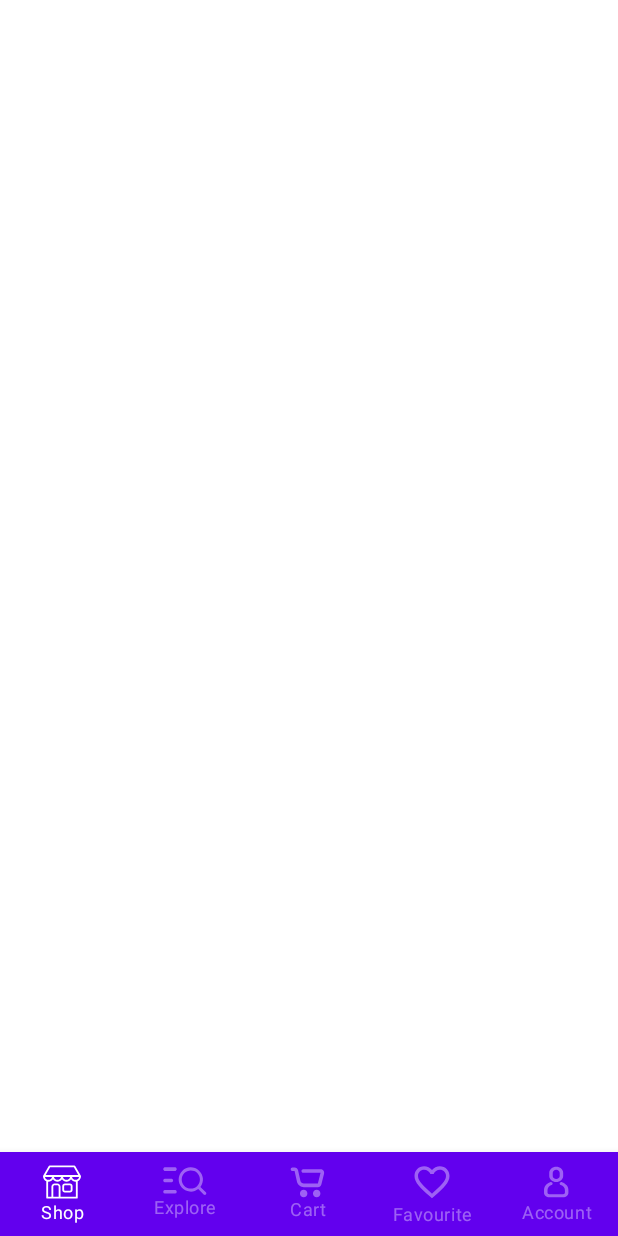
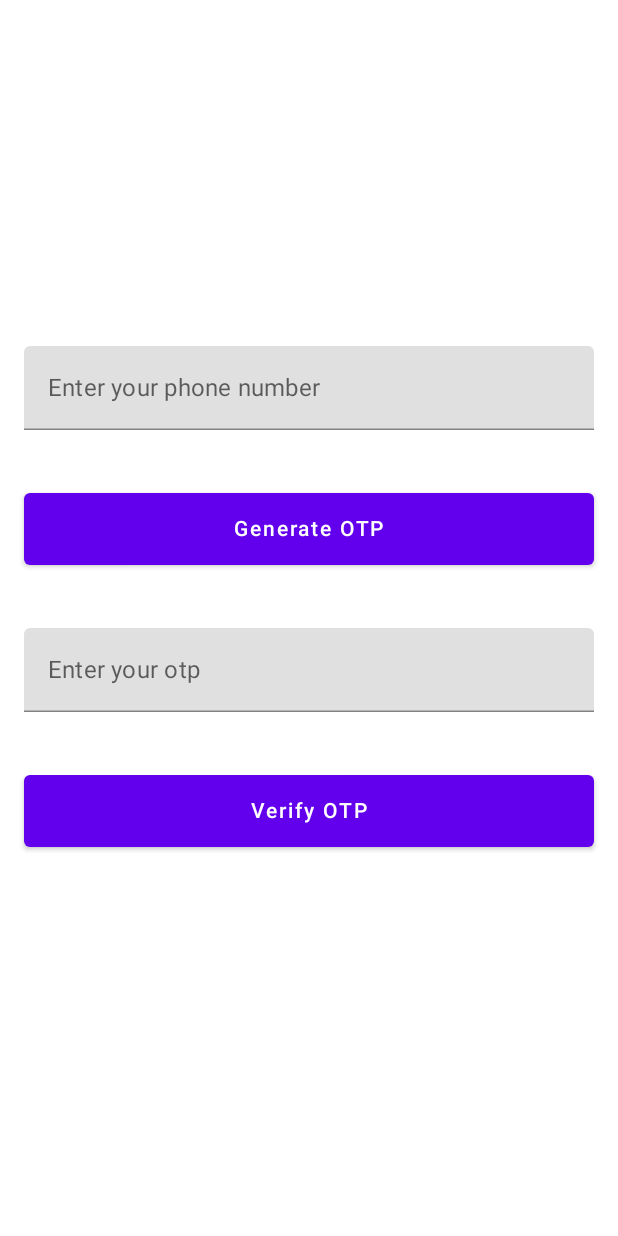
Before and after one commit to Uchiha-SR/MyApplication_Superest, an Android app built with Jetpack Compose: the screen it shows after launch (MainActivity), after a tap on "GET STARTED", on a phone screen of 412 x 824 dp. Run offline under Robolectric (Android 15) with nearby library versions, the phone set to English and light mode, and no system bars; our stand-ins replace Firebase (no records; nobody signed in at launch, a user with empty details on screens opened directly).

```diff
--- a/app/src/main/java/dev/android/myapplication_superest/MainActivity.kt
+++ b/app/src/main/java/dev/android/myapplication_superest/MainActivity.kt
@@ -5,12 +5,14 @@ import androidx.activity.ComponentActivity
 import androidx.activity.compose.setContent
 
 import androidx.navigation.compose.rememberNavController
+import com.google.firebase.FirebaseApp
 import dev.android.myapplication_superest.graphs.RootNavigationGraph
 import dev.android.myapplication_superest.ui.theme.MyApplication_SuperestTheme
 
 class MainActivity : ComponentActivity() {
     override fun onCreate(savedInstanceState: Bundle?) {
         super.onCreate(savedInstanceState)
+        FirebaseApp.initializeApp(this);
         setContent {
             MyApplication_SuperestTheme {
                 // A surface container using the 'background' color from the theme
--- a/app/src/main/java/dev/android/myapplication_superest/graphs/AuthNavGraph.kt
+++ b/app/src/main/java/dev/android/myapplication_superest/graphs/AuthNavGraph.kt
@@ -9,6 +9,7 @@ import androidx.navigation.NavGraphBuilder
 import androidx.navigation.NavHostController
 import androidx.navigation.compose.composable
 import androidx.navigation.compose.navigation
+import dev.android.myapplication_superest.presentation.screens.SignInScreen
 import dev.android.myapplication_superest.presentation.screens.SplashScreen
 import dev.android.myapplication_superest.presentation.screens.WelcomeScreen
 import kotlinx.coroutines.delay
@@ -36,17 +37,17 @@ fun NavGraphBuilder.authNavGraph(navController: NavHostController, ) {
             WelcomeScreen(
                 onButtonClicked = {
                     navController.popBackStack()
-                    navController.navigate(Graph.HOME)
+                    navController.navigate("SIGN IN")
                 } )
         }
-      /*  composable(route = AuthScreen.Forgot.route) {
-            ScreenContent(name = AuthScreen.Forgot.route) {}
-        } */
+       composable(route = AuthScreen.SignIn.route) {
+           SignInScreen()
+                   }
     }
 }
 
 sealed class AuthScreen(val route: String) {
     object Splash : AuthScreen(route = "SPLASH")
     object Welcome : AuthScreen(route = "WELCOME")
-  //  object Forgot : AuthScreen(route = "FORGOT")
+   object SignIn : AuthScreen(route = "SIGN IN")
 }
--- /dev/null
+++ b/app/src/main/java/dev/android/myapplication_superest/presentation/screens/SignInScreen.kt
@@ -0,0 +1,347 @@
+package dev.android.myapplication_superest.presentation.screens
+
+import android.app.Activity
+import android.content.Context
+import android.text.TextUtils
+import android.widget.Toast
+import androidx.compose.foundation.Image
+import androidx.compose.foundation.background
+import androidx.compose.foundation.layout.Arrangement
+import androidx.compose.foundation.layout.Column
+import androidx.compose.foundation.layout.Spacer
+import androidx.compose.foundation.layout.fillMaxHeight
+import androidx.compose.foundation.layout.fillMaxSize
+import androidx.compose.foundation.layout.fillMaxWidth
+import androidx.compose.foundation.layout.height
+import androidx.compose.foundation.layout.padding
+import androidx.compose.foundation.layout.size
+import androidx.compose.foundation.text.KeyboardOptions
+import androidx.compose.material.Button
+import androidx.compose.material.Text
+import androidx.compose.material.TextField
+import androidx.compose.runtime.Composable
+import androidx.compose.runtime.MutableState
+import androidx.compose.runtime.mutableStateOf
+import androidx.compose.runtime.remember
+import androidx.compose.ui.Alignment
+import androidx.compose.ui.Modifier
+import androidx.compose.ui.graphics.Color
+import androidx.compose.ui.platform.LocalContext
+import androidx.compose.ui.res.painterResource
+import androidx.compose.ui.res.stringResource
+import androidx.compose.ui.text.input.KeyboardType
+import androidx.compose.ui.text.style.TextAlign
+import androidx.compose.ui.tooling.preview.Preview
+import androidx.compose.ui.unit.dp
+import androidx.compose.ui.unit.sp
+import com.google.firebase.auth.FirebaseAuth
+import com.google.firebase.auth.PhoneAuthOptions
+import com.google.firebase.auth.PhoneAuthProvider
+import dev.android.myapplication_superest.R
+import androidx.compose.ui.text.TextStyle
+import androidx.compose.ui.text.font.FontWeight
+import androidx.navigation.NavController
+import androidx.navigation.NavHostController
+import com.google.firebase.FirebaseException
+import com.google.firebase.auth.FirebaseAuthInvalidCredentialsException
+import com.google.firebase.auth.PhoneAuthCredential
+import dev.android.myapplication_superest.graphs.Graph
+import dev.android.myapplication_superest.ui.theme.Green
+import java.util.concurrent.TimeUnit
+
+
+@Composable
+
+fun SignInScreen() {
+
+
+    Column(
+        modifier = Modifier.fillMaxSize().background(Color.White),
+
+        horizontalAlignment = Alignment.CenterHorizontally
+    ) {
+/*
+        Image(
+            modifier = Modifier.size(440.dp),
+            painter = painterResource(id = R.drawable.vegetables_img),
+            contentDescription = stringResource(id = R.string.content_description)
+        )
+
+
+        Text(
+            // on below line we are specifying
+            // text to display in top app bar
+            text = "Get your Groceries with the Superest",
+            // on below line we are specifying
+            // modifier to fill max width
+            modifier = Modifier.fillMaxWidth(),
+
+            fontSize = 30.sp,
+            // on below line we are specifying
+            // text alignment
+            textAlign = TextAlign.Start,
+            // on below line we are specifying
+            // color for our text.
+            color = Color.Black
+        )
+*/
+        PhoneVerification(LocalContext.current,)
+       // GmailVerification()
+
+
+    }
+}
+
+@Composable
+fun PhoneVerification(context: Context) {
+
+
+    val phoneNumber = remember {
+        mutableStateOf("")
+    }
+
+    val otp = remember {
+        mutableStateOf("")
+    }
+
+    val verificationID = remember {
+        mutableStateOf("")
+    }
+
+    val message = remember {
+        mutableStateOf("")
+    }
+
+    // on below line creating variable
+    // for firebase auth and callback
+    val mAuth: FirebaseAuth = FirebaseAuth.getInstance()
+    lateinit var callbacks: PhoneAuthProvider.OnVerificationStateChangedCallbacks
+
+    // on below line creating a column
+    // to display our retrieved image view.
+    Column(
+        // adding modifier for our column
+        modifier = Modifier
+            .fillMaxHeight()
+            .fillMaxWidth()
+            .background(Color.White),
+        // on below line adding vertical and
+        // horizontal alignment for column.
+        verticalArrangement = Arrangement.Center, horizontalAlignment = Alignment.CenterHorizontally
+    ) {
+        // on below line creating text field for phone number.
+        TextField(
+            // on below line we are specifying
+            // value for our course name text field.
+            value = phoneNumber.value,
+            // on below line specifying key board type as number.
+            keyboardOptions = KeyboardOptions(keyboardType = KeyboardType.Number),
+
+            // on below line we are adding on
+            // value change for text field.
+            onValueChange = { phoneNumber.value = it },
+
+            // on below line we are adding place holder
+            // as text as "Enter your course name"
+            placeholder = { Text(text = "Enter your phone number") },
+
+            // on below line we are adding modifier to it
+            // and adding padding to it and filling max width
+            modifier = Modifier
+                .padding(16.dp)
+                .fillMaxWidth(),
+
+            // on below line we are adding text style
+            // specifying color and font size to it.
+            textStyle = TextStyle(color = Color.Black, fontSize = 15.sp),
+
+            // on below line we are adding
+            // single line to it.
+            singleLine = true,
+        )
+
+        // on below line adding spacer.
+        Spacer(modifier = Modifier.height(10.dp))
+
+        // on below line creating button to send verification code.
+        Button(
+            onClick = {
+                // on below line we are validating user inputs
+                if (TextUtils.isEmpty(phoneNumber.value)) {
+                    Toast.makeText(context, "Please enter phone number..", Toast.LENGTH_SHORT)
+                        .show()
+                } else {
+
+                    val number = "+91${phoneNumber.value}"
+                    // on below line calling method to generate verification code.
+                    sendVerificationCode(number, mAuth, context as Activity, callbacks)
+                }
+            },
+            // on below line we are
+            // adding modifier to our button.
+            modifier = Modifier
+                .fillMaxWidth()
+                .padding(16.dp)
+        ) {
+            // on below line we are adding text for our button
+            Text(text = "Generate OTP", modifier = Modifier.padding(8.dp))
+        }
+
+        // adding spacer on below line.
+        Spacer(modifier = Modifier.height(10.dp))
+
+        // on below line creating text field for otp
+        TextField(
+            // on below line we are specifying
+            // value for our course duration text field.
+            value = otp.value,
+            //specifying key board on below line.
+            keyboardOptions = KeyboardOptions(keyboardType = KeyboardType.Number),
+            // on below line we are adding on
+            // value change for text field.
+            onValueChange = { otp.value = it },
+
+            // on below line we are adding place holder
+            // as text as "Enter your course duration"
+            placeholder = { Text(text = "Enter your otp") },
+
+            // on below line we are adding modifier to it
+            // and adding padding to it and filling max width
+            modifier = Modifier
+                .padding(16.dp)
+                .fillMaxWidth(),
+
+            // on below line we are adding text style
+            // specifying color and font size to it.
+            textStyle = TextStyle(color = Color.Black, fontSize = 15.sp),
+
+            // on below line we are adding
+            // single line to it.
+            singleLine = true,
+        )
+
+        // adding spacer on below line.
+        Spacer(modifier = Modifier.height(10.dp))
+
+        // on below line creating button to add
+        // data to firebase firestore database.
+        Button(
+            onClick = {
+                // on below line we are validating
+                // user input parameters.
+                if (TextUtils.isEmpty(otp.value)) {
+                    // displaying toast message on below line.
+                    Toast.makeText(context, "Please enter otp..", Toast.LENGTH_SHORT)
+                        .show()
+                } else {
+                    // on below line generating phone credentials.
+                    val credential: PhoneAuthCredential = PhoneAuthProvider.getCredential(
+                        verificationID.value, otp.value
+                    )
+                    // on below line signing within credentials.
+                    signInWithPhoneAuthCredential(
+                        credential,
+                        mAuth,
+                        context as Activity,
+                        context,
+                        message,
+
+
+                    )
+                }
+            },
+            // on below line we are
+            // adding modifier to our button.
+            modifier = Modifier
+                .fillMaxWidth()
+                .padding(16.dp),
+
+        ) {
+            // on below line we are adding text for our button
+            Text(text = "Verify OTP", modifier = Modifier.padding(8.dp))
+        }
+
+        // on below line adding spacer.
+        Spacer(modifier = Modifier.height(5.dp))
+
+        Text(
+            // on below line displaying message for verification status.
+            text = message.value,
+            style = TextStyle(color = Green, fontSize = 20.sp, fontWeight = FontWeight.Bold)
+        )
+    }
+
+    // on below line creating callback
+    callbacks = object : PhoneAuthProvider.OnVerificationStateChangedCallbacks() {
+        override fun onVerificationCompleted(p0: PhoneAuthCredential) {
+            // on below line updating message
+            // and displaying toast message
+            message.value = "Verification successful"
+            Toast.makeText(context, "Verification successful..", Toast.LENGTH_SHORT).show()
+        }
+
+        override fun onVerificationFailed(p0: FirebaseException) {
+            // on below line displaying error as toast message.
+            message.value = "Fail to verify user : \n" + p0.message
+            Toast.makeText(context, "Verification failed..", Toast.LENGTH_SHORT).show()
+        }
+
+        override fun onCodeSent(verificationId: String, p1: PhoneAuthProvider.ForceResendingToken) {
+            // this method is called when code is send
+            super.onCodeSent(verificationId, p1)
+            verificationID.value = verificationId
+        }
+    }
+}
+
+// on below line creating method to
+// sign in with phone credentuals.
+private fun signInWithPhoneAuthCredential(
+    credential: PhoneAuthCredential,
+    auth: FirebaseAuth,
+    activity: Activity,
+    context: Context,
+    message: MutableState<String>
+
+) {
+
+    // on below line signing with credentials.
+    auth.signInWithCredential(credential)
+        .addOnCompleteListener(activity) { task ->
+            // displaying toast message when
+            // verification is successful
+            if (task.isSuccessful) {
+                message.value = "Verification successful"
+                Toast.makeText(context, "Verification successful..", Toast.LENGTH_SHORT).show()
+            } else {
+                // Sign in failed, display a message
+                if (task.exception is FirebaseAuthInvalidCredentialsException) {
+                    // The verification code
+                    // entered was invalid
+                    Toast.makeText(
+                        context,
+                        "Verification failed.." + (task.exception as FirebaseAuthInvalidCredentialsException).message,
+                        Toast.LENGTH_SHORT
+                    ).show()
+                }
+            }
+        }
+}
+
+// below method is use to send
+// verification code to user phone number.
+private fun sendVerificationCode(
+    number: String,
+    auth: FirebaseAuth,
+    activity: Activity,
+    callbacks: PhoneAuthProvider.OnVerificationStateChangedCallbacks
+) {
+    // on below line generating options for verification code
+    val options = PhoneAuthOptions.newBuilder(auth)
+        .setPhoneNumber(number) // Phone number to verify
+        .setTimeout(60L, TimeUnit.SECONDS) // Timeout and unit
+        .setActivity(activity) // Activity (for callback binding)
+        .setCallbacks(callbacks) // OnVerificationStateChangedCallbacks
+        .build()
+    PhoneAuthProvider.verifyPhoneNumber(options)
+}
--- a/app/src/main/java/dev/android/myapplication_superest/ui/theme/Color.kt
+++ b/app/src/main/java/dev/android/myapplication_superest/ui/theme/Color.kt
@@ -9,7 +9,7 @@ val Pink80 = Color(0xFFEFB8C8)
 val Purple40 = Color(0xFF6650a4)
 val PurpleGrey40 = Color(0xFF625b71)
 val Pink40 = Color(0xFF7D5260)
-
+val Green = Color(0XFF53B175)
 
 val Neutral900 = Color(0xFF090A0D)
 val Neutral800 = Color(0xFF16181E)
--- a/app/src/main/res/values/strings.xml
+++ b/app/src/main/res/values/strings.xml
@@ -1,4 +1,5 @@
 <resources>
     <string name="app_name">MyApplication_Superest</string>
     <string name="get_started">GET STARTED\n</string>
+    <string name="content_description">Signin Images\n</string>
 </resources>
```
Also changed, not shown: app/build.gradle.kts (+10 -2 lines), app/src/main/AndroidManifest.xml (+8 -1 lines), app/src/main/java/dev/android/myapplication_superest/graphs/HomeGraph.kt (+8 -0 lines), app/src/main/java/dev/android/myapplication_superest/presentation/screens/AccountScreen.kt (added, +7 -0 lines), app/src/main/java/dev/android/myapplication_superest/presentation/screens/FavouriteScreen.kt (added, +8 -0 lines), build.gradle.kts (+14 -0 lines), app/src/main/res/drawable/vegetables_img.png (added).
